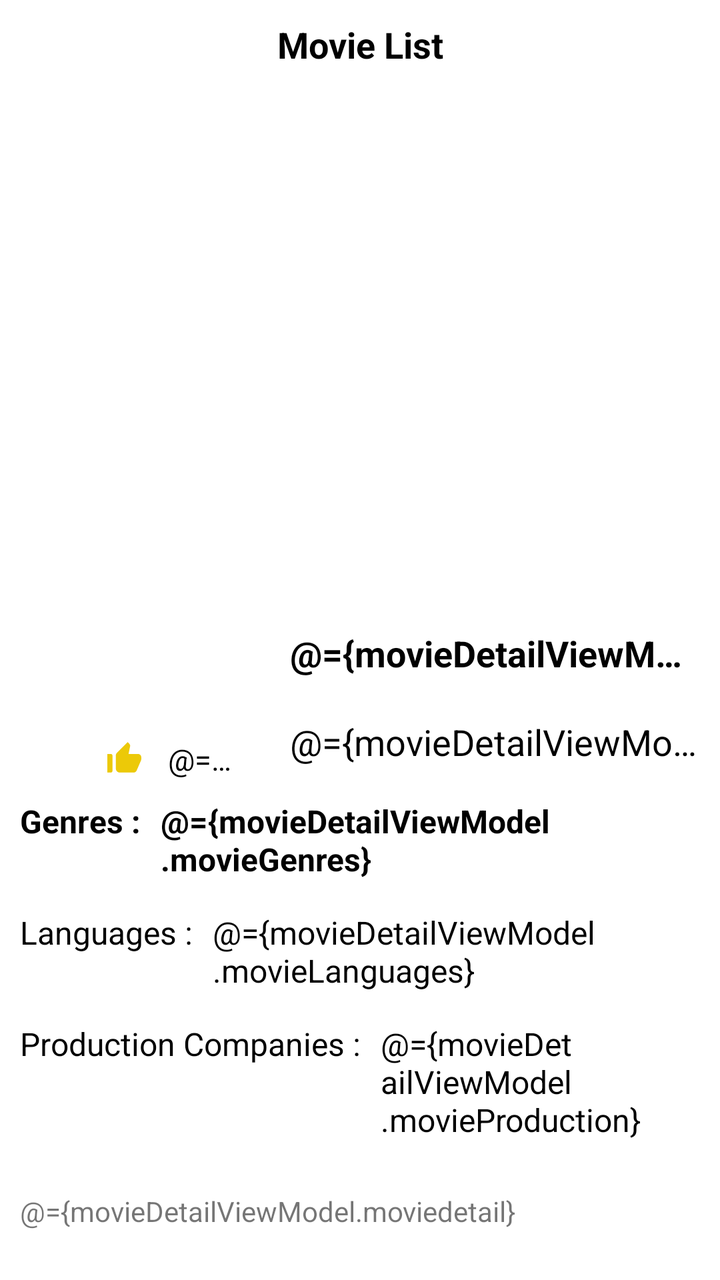
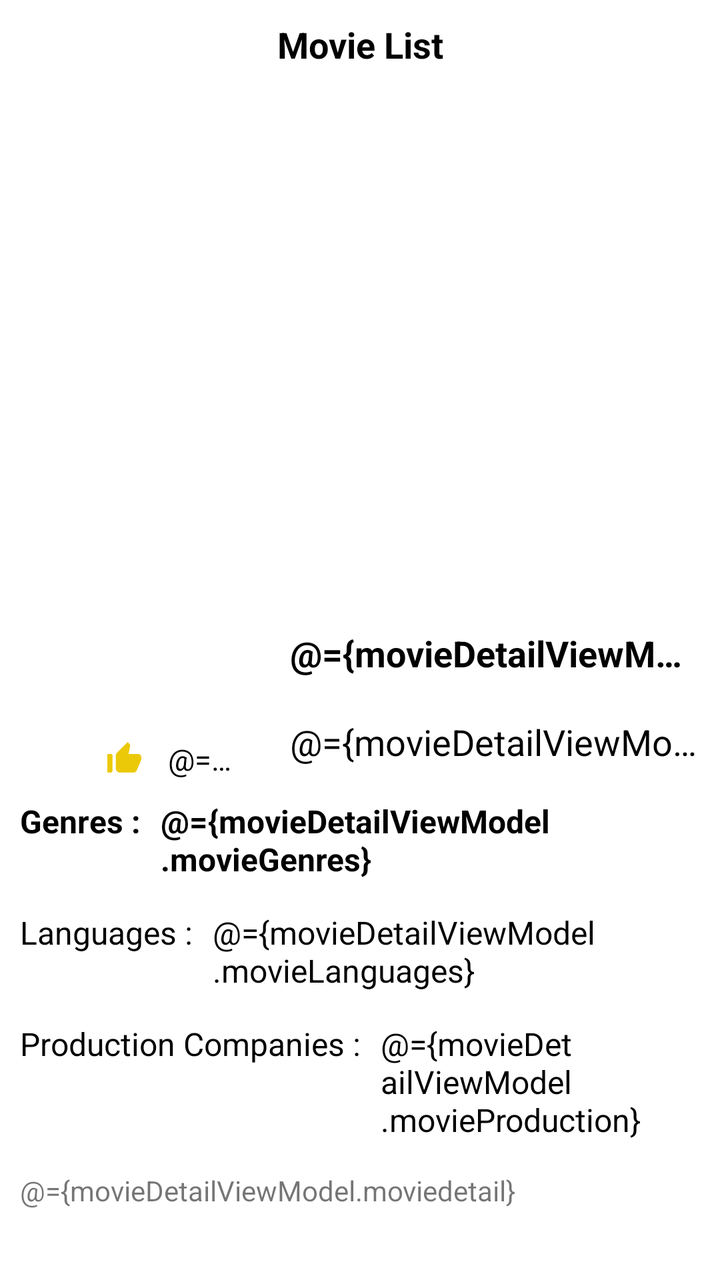

Screens rendered from an Android XML layout before and after an edit, with the pre-edit source and the edit as a unified diff.
<!-- AndroidManifest.xml: application theme Theme.MovieApp -->
<!-- res/layout/activity_movie_details.xml -->
<?xml version="1.0" encoding="utf-8"?>
<layout xmlns:android="http://schemas.android.com/apk/res/android"
    xmlns:app="http://schemas.android.com/apk/res-auto"
    xmlns:tools="http://schemas.android.com/tools">


    
    <data>
        
        <variable
            name="movieDetailViewModel"
            type="com.coderkube.movieapp.viewModel.MovieDetailViewModel" />
    </data>

    <androidx.constraintlayout.widget.ConstraintLayout
        android:layout_width="match_parent"
        android:layout_height="match_parent"
        tools:context=".views.Activity.MovieDetailsActivity">

        
        <include
            android:id="@+id/toolbar"
            layout="@layout/toolbar"
            app:layout_constraintEnd_toEndOf="parent"
            app:layout_constraintStart_toStartOf="parent"
            app:layout_constraintTop_toTopOf="parent" />

        <ScrollView
            android:layout_width="match_parent"
            android:layout_height="0dp"
            android:fillViewport="true"
            app:layout_constraintBottom_toBottomOf="parent"
            app:layout_constraintTop_toBottomOf="@id/toolbar">

            
            <androidx.constraintlayout.widget.ConstraintLayout
                android:id="@+id/imagelayout"
                android:layout_width="match_parent"
                android:layout_height="wrap_content"
                android:layout_marginBottom="10dp"
                app:layout_constraintTop_toBottomOf="@id/toolbar">

                
                <ImageView
                    android:id="@+id/movieImageView"
                    android:layout_width="match_parent"
                    android:layout_height="250dp"
                    android:scaleType="centerCrop"
                    app:layout_constraintEnd_toEndOf="parent"
                    app:layout_constraintStart_toStartOf="parent"
                    app:layout_constraintTop_toTopOf="parent" />

                
                <TextView
                    android:id="@+id/movieNameTextView"
                    android:layout_width="0dp"
                    android:layout_height="wrap_content"
                    android:layout_marginStart="15dp"
                    android:layout_marginTop="20dp"
                    android:layout_marginEnd="10dp"
                    android:singleLine="true"
                    android:text="@={movieDetailViewModel.movieName}"
                    android:textColor="@color/black"
                    android:textSize="18dp"
                    android:textStyle="bold"
                    app:layout_constraintEnd_toEndOf="parent"
                    app:layout_constraintStart_toEndOf="@id/movieImage"
                    app:layout_constraintTop_toBottomOf="@id/movieImageView" />

                
                <TextView
                    android:id="@+id/movieDateTextView"
                    android:layout_width="0dp"
                    android:layout_height="wrap_content"
                    android:layout_marginTop="20dp"
                    android:layout_marginEnd="10dp"
                    android:singleLine="true"
                    android:text="@={movieDetailViewModel.movieDate}"
                    android:textColor="@color/black"
                    android:textSize="18dp"
                    app:layout_constraintEnd_toEndOf="parent"
                    app:layout_constraintStart_toStartOf="@id/movieNameTextView"
                    app:layout_constraintTop_toBottomOf="@id/movieNameTextView" />

                
                <ImageView
                    android:id="@+id/movieImage"
                    android:layout_width="80dp"
                    android:layout_height="120dp"
                    android:layout_marginStart="50dp"
                    android:scaleType="centerCrop"
                    app:layout_constraintBottom_toBottomOf="@id/movieImageView"
                    app:layout_constraintStart_toStartOf="parent"
                    app:layout_constraintTop_toBottomOf="@id/movieImageView" />

                <ImageView
                    android:id="@+id/thumbImageView"
                    android:layout_width="wrap_content"
                    android:layout_height="0dp"
                    android:src="@drawable/ic_baseline_thumb_up_alt_24"
                    app:layout_constraintBottom_toBottomOf="@id/movierateTextView"
                    app:layout_constraintStart_toStartOf="@id/movieImage"
                    app:layout_constraintTop_toTopOf="@id/movierateTextView" />

                
                <TextView
                    android:id="@+id/movierateTextView"
                    android:layout_width="0dp"
                    android:layout_height="wrap_content"
                    android:layout_marginStart="10dp"
                    android:layout_marginTop="15dp"
                    android:layout_marginEnd="10dp"
                    android:singleLine="true"
                    android:text="@={movieDetailViewModel.movieRate}"
                    android:textColor="@color/black"
                    android:textSize="15dp"
                    app:layout_constraintEnd_toEndOf="@id/movieImage"
                    app:layout_constraintStart_toEndOf="@id/thumbImageView"
                    app:layout_constraintTop_toBottomOf="@id/movieImage" />

                <TextView
                    android:id="@+id/denrestextview"
                    android:layout_width="wrap_content"
                    android:layout_height="wrap_content"
                    android:layout_marginStart="10dp"
                    android:layout_marginTop="10dp"
                    android:text="@string/genres"
                    android:textColor="@color/black"
                    android:textSize="16dp"
                    android:textStyle="bold"
                    app:layout_constraintStart_toStartOf="parent"
                    app:layout_constraintTop_toBottomOf="@id/movierateTextView" />

                
                <TextView
                    android:id="@+id/genresTextView"
                    android:layout_width="0dp"
                    android:layout_height="wrap_content"
                    android:layout_marginStart="10dp"
                    android:layout_marginEnd="10dp"
                    android:text="@={movieDetailViewModel.movieGenres}"
                    android:textColor="@color/black"
                    android:textSize="16dp"
                    android:textStyle="bold"
                    app:layout_constraintEnd_toEndOf="parent"
                    app:layout_constraintStart_toEndOf="@id/denrestextview"
                    app:layout_constraintTop_toTopOf="@id/denrestextview" />

                <TextView
                    android:id="@+id/languagetextview"
                    android:layout_width="wrap_content"
                    android:layout_height="wrap_content"
                    android:layout_marginStart="10dp"
                    android:layout_marginTop="15dp"
                    android:text="@string/language"
                    android:textColor="@color/black"
                    android:textSize="16dp"
                    app:layout_constraintStart_toStartOf="parent"
                    app:layout_constraintTop_toBottomOf="@id/genresTextView" />

                
                <TextView
                    android:id="@+id/LanguageTextView"
                    android:layout_width="0dp"
                    android:layout_height="wrap_content"
                    android:layout_marginStart="10dp"
                    android:layout_marginEnd="10dp"
                    android:text="@={movieDetailViewModel.movieLanguages}"
                    android:textColor="@color/black"
                    android:textSize="16dp"
                    app:layout_constraintEnd_toEndOf="parent"
                    app:layout_constraintStart_toEndOf="@id/languagetextview"
                    app:layout_constraintTop_toTopOf="@id/languagetextview" />

                <TextView
                    android:id="@+id/productiontextview"
                    android:layout_width="wrap_content"
                    android:layout_height="wrap_content"
                    android:layout_marginStart="10dp"
                    android:layout_marginTop="15dp"
                    android:text="@string/production_company"
                    android:textColor="@color/black"
                    android:textSize="16dp"
                    app:layout_constraintStart_toStartOf="parent"
                    app:layout_constraintTop_toBottomOf="@id/LanguageTextView" />

                
                <TextView
                    android:id="@+id/ProductionCompanyTextView"
                    android:layout_width="0dp"
                    android:layout_height="wrap_content"
                    android:layout_marginStart="10dp"
                    android:layout_marginEnd="10dp"
                    android:text="@={movieDetailViewModel.movieProduction}"
                    android:textColor="@color/black"
                    android:textSize="16dp"
                    app:layout_constraintEnd_toEndOf="parent"
                    app:layout_constraintStart_toEndOf="@id/productiontextview"
                    app:layout_constraintTop_toTopOf="@id/productiontextview" />

                
                <TextView
                    android:id="@+id/movieDetailsTextView"
                    android:layout_width="match_parent"
                    android:layout_height="wrap_content"
                    android:layout_marginStart="10dp"
                    android:layout_marginTop="15dp"
                    android:layout_marginEnd="10dp"
                    android:layout_marginBottom="15dp"
                    android:text="@={movieDetailViewModel.moviedetail}"
                    android:textSize="14dp"
                    app:layout_constraintBottom_toBottomOf="parent"
                    app:layout_constraintTop_toBottomOf="@id/ProductionCompanyTextView" />

            </androidx.constraintlayout.widget.ConstraintLayout>
        </ScrollView>
    </androidx.constraintlayout.widget.ConstraintLayout>
</layout>
<!-- res/layout/toolbar.xml (included above) -->
<?xml version="1.0" encoding="utf-8"?>

<androidx.constraintlayout.widget.ConstraintLayout xmlns:android="http://schemas.android.com/apk/res/android"
    xmlns:app="http://schemas.android.com/apk/res-auto"
    android:id="@+id/toolbar_layout"
    android:layout_width="match_parent"
    android:layout_height="wrap_content">

    
    <TextView
        android:id="@+id/toolbar_title"
        android:layout_width="wrap_content"
        android:layout_height="wrap_content"
        android:layout_margin="10dp"
        android:text="@string/section1"
        android:textColor="@color/black"
        android:textSize="18sp"
        android:textStyle="bold"
        app:layout_constraintBottom_toBottomOf="parent"
        app:layout_constraintEnd_toEndOf="parent"
        app:layout_constraintStart_toStartOf="parent"
        app:layout_constraintTop_toTopOf="parent" />

    
    <ImageView
        android:id="@+id/toolbar_back"
        android:layout_width="wrap_content"
        android:layout_height="0dp"
        android:paddingStart="15dp"
        android:paddingEnd="10dp"

        app:layout_constraintBottom_toBottomOf="parent"
        app:layout_constraintStart_toStartOf="parent"
        app:layout_constraintTop_toTopOf="parent" />


</androidx.constraintlayout.widget.ConstraintLayout>
<!-- resources referenced by this layout -->
<resources>
  <color name="black">#FF000000</color>
  <!-- drawable ic_baseline_thumb_up_alt_24 (drawable) -->
  <vector android:height="24dp" android:tint="#ECC908"
      android:viewportHeight="24" android:viewportWidth="24"
      android:width="24dp" xmlns:android="http://schemas.android.com/apk/res/android">
      <path android:fillColor="@android:color/white" android:pathData="M2,20h2c0.55,0 1,-0.45 1,-1v-9c0,-0.55 -0.45,-1 -1,-1L2,9v11zM21.83,12.88c0.11,-0.25 0.17,-0.52 0.17,-0.8L22,11c0,-1.1 -0.9,-2 -2,-2h-5.5l0.92,-4.65c0.05,-0.22 0.02,-0.46 -0.08,-0.66 -0.23,-0.45 -0.52,-0.86 -0.88,-1.22L14,2 7.59,8.41C7.21,8.79 7,9.3 7,9.83v7.84C7,18.95 8.05,20 9.34,20h8.11c0.7,0 1.36,-0.37 1.72,-0.97l2.66,-6.15z"/>
  </vector>
  <string name="genres">Genres :</string>
  <string name="language">Languages :</string>
  <string name="production_company">Production Companies :</string>
  <string name="section1">Movie List</string>
  <style name="Theme.MovieApp" parent="Theme.MaterialComponents.Light.NoActionBar">
          
          <item name="colorPrimary">@color/white</item>
          <item name="colorPrimaryVariant">@color/black</item>
          <item name="colorOnPrimary">@color/white</item>
          
          <item name="colorSecondary">@color/teal_200</item>
          <item name="colorSecondaryVariant">@color/teal_700</item>
          <item name="colorOnSecondary">@color/black</item>
          
          <item name="android:statusBarColor" tools:targetApi="l">?attr/colorPrimaryVariant</item>
          
      </style>
  <color name="white">#FFFFFFFF</color>
  <color name="teal_200">#FF03DAC5</color>
  <color name="teal_700">#FF018786</color>
</resources>

<!-- the commit's change to res/layout/activity_movie_details.xml (unified diff, before → after) -->
@@ -45,7 +45,7 @@
                     android:id="@+id/movieImageView"
                     android:layout_width="match_parent"
                     android:layout_height="250dp"
-                    android:scaleType="centerCrop"
+                    android:scaleType="fitXY"
                     app:layout_constraintEnd_toEndOf="parent"
                     app:layout_constraintStart_toStartOf="parent"
                     app:layout_constraintTop_toTopOf="parent" />
@@ -202,11 +202,12 @@
                 <TextView
                     android:id="@+id/movieDetailsTextView"
                     android:layout_width="match_parent"
-                    android:layout_height="wrap_content"
+                    android:layout_height="0dp"
                     android:layout_marginStart="10dp"
                     android:layout_marginTop="15dp"
                     android:layout_marginEnd="10dp"
                     android:layout_marginBottom="15dp"
+                    android:textAlignment="viewStart"
                     android:text="@={movieDetailViewModel.moviedetail}"
                     android:textSize="14dp"
                     app:layout_constraintBottom_toBottomOf="parent"
